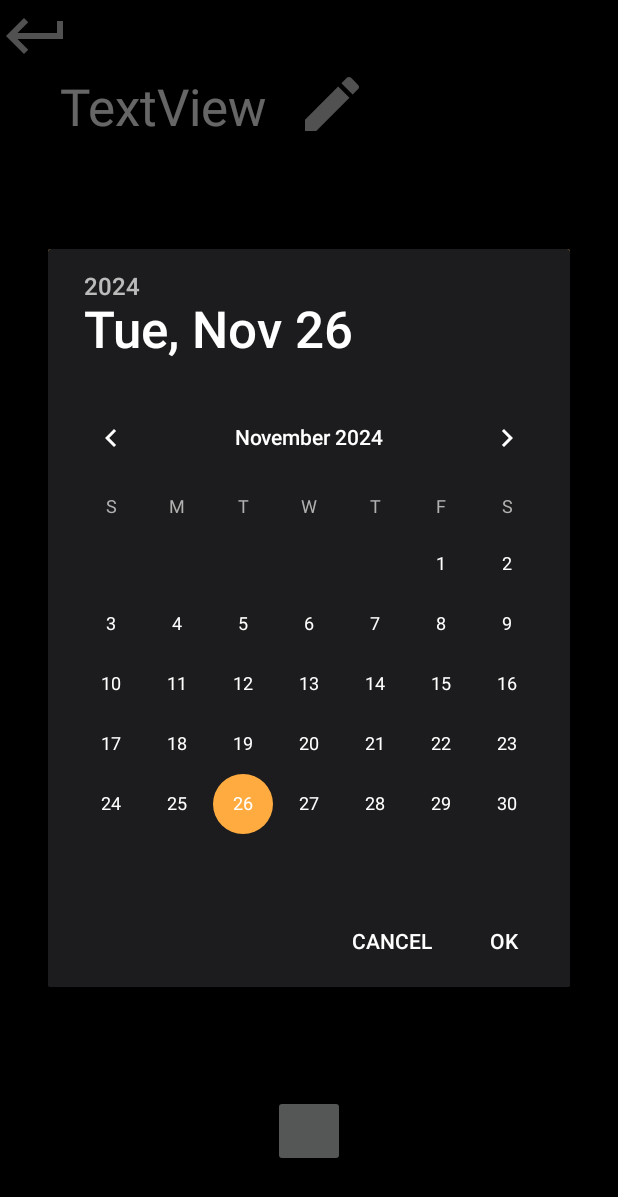
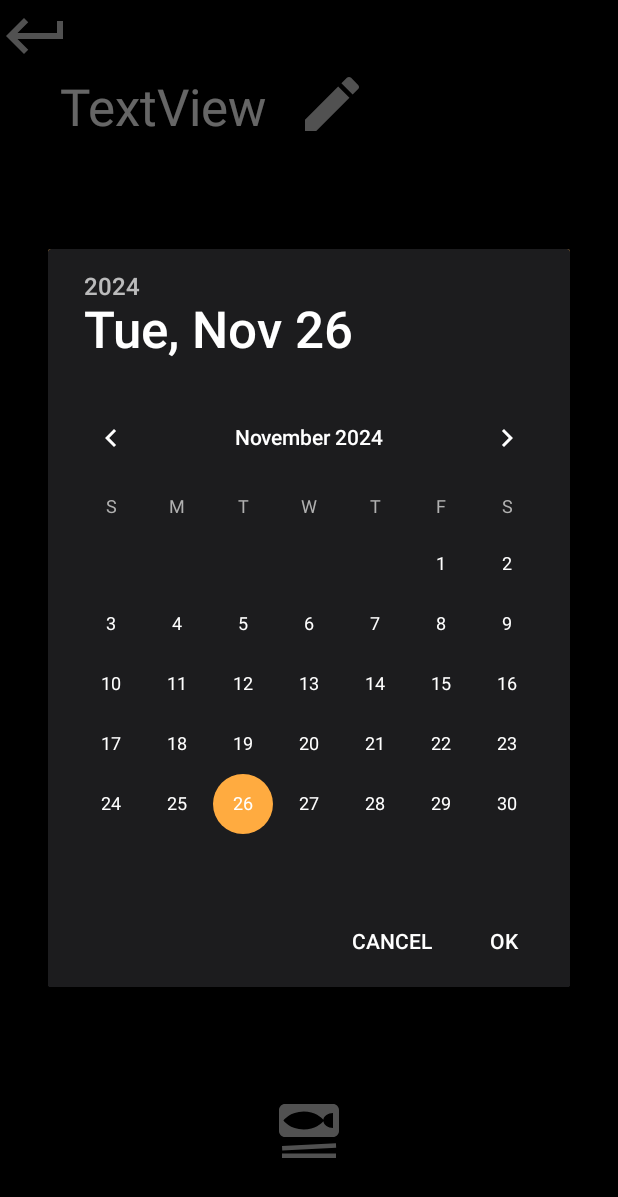
Before and after one commit to ixaito/Calorie-Logger, an Android app: the Meal screen opened through its navigation route, after a tap on "modify the current date", on a phone screen of 412 x 824 dp. Shown: the top 1197 px of the screen. Run offline under Robolectric (Android 15) with nearby library versions, the phone set to English and light mode, and no system bars.

Commit message:
add meal button changed (icon background)

```diff
--- /dev/null
+++ b/app/src/main/res/drawable-anydpi/ic_meal.xml
@@ -0,0 +1,11 @@
+<vector xmlns:android="http://schemas.android.com/apk/res/android"
+    android:width="24dp"
+    android:height="24dp"
+    android:viewportWidth="24"
+    android:viewportHeight="24"
+    android:tint="#FFFFFF"
+    android:alpha="0.8">
+  <path
+      android:fillColor="@android:color/white"
+      android:pathData="M21.05,17.56L3.08,18.5L3,17l17.98,-0.94L21.05,17.56zM21,19.48H3v1.5h18V19.48zM22,5v7c0,1.1 -0.9,2 -2,2H4c-1.1,0 -2,-0.9 -2,-2V5c0,-1.1 0.9,-2 2,-2h16C21.1,3 22,3.9 22,5zM20,6c-1.68,0 -3.04,0.98 -3.21,2.23C16.15,7.5 14.06,5.5 10.25,5.5c-4.67,0 -6.75,3 -6.75,3s2.08,3 6.75,3c3.81,0 5.9,-2 6.54,-2.73C16.96,10.02 18.32,11 20,11V6z"/>
+</vector>
--- a/app/src/main/res/layout/fragment_add_meal.xml
+++ b/app/src/main/res/layout/fragment_add_meal.xml
@@ -19,7 +19,9 @@
             android:contentDescription="Add meal"
             app:layout_constraintBottom_toBottomOf="parent"
             app:layout_constraintEnd_toEndOf="parent"
-            app:layout_constraintStart_toStartOf="parent" />
+            app:layout_constraintStart_toStartOf="parent"
+            android:background="@drawable/ic_meal"
+            />
     </androidx.constraintlayout.widget.ConstraintLayout>
 
 </FrameLayout>
```
Also changed, not shown: app/src/main/res/drawable-hdpi/ic_meal.png (added), app/src/main/res/drawable-mdpi/ic_meal.png (added), app/src/main/res/drawable-xhdpi/ic_meal.png (added), app/src/main/res/drawable-xxhdpi/ic_meal.png (added).
